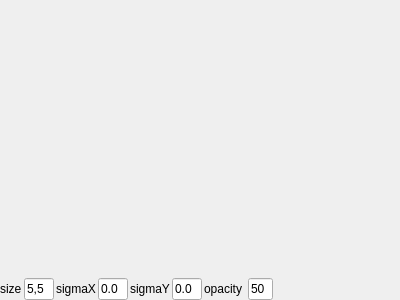
This is testopencv/src/testqtopencv/GaussianWidget.ui in chenyue0102/mytestchenyue as Qt 5 draws it before an edit. The edited form follows.
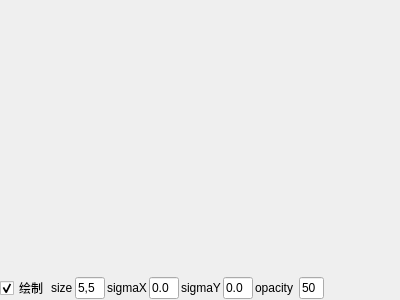
This is the edited form. Custom widgets are drawn as their Qt base class.

Patch:
```diff
--- a/testopencv/src/testqtopencv/GaussianWidget.ui
+++ b/testopencv/src/testqtopencv/GaussianWidget.ui
@@ -84,6 +84,16 @@
       <property name="bottomMargin">
        <number>0</number>
       </property>
+      <item>
+       <widget class="QCheckBox" name="checkBoxRender">
+        <property name="text">
+         <string>绘制</string>
+        </property>
+        <property name="checked">
+         <bool>true</bool>
+        </property>
+       </widget>
+      </item>
       <item>
        <widget class="QLabel" name="label">
         <property name="text">
```
